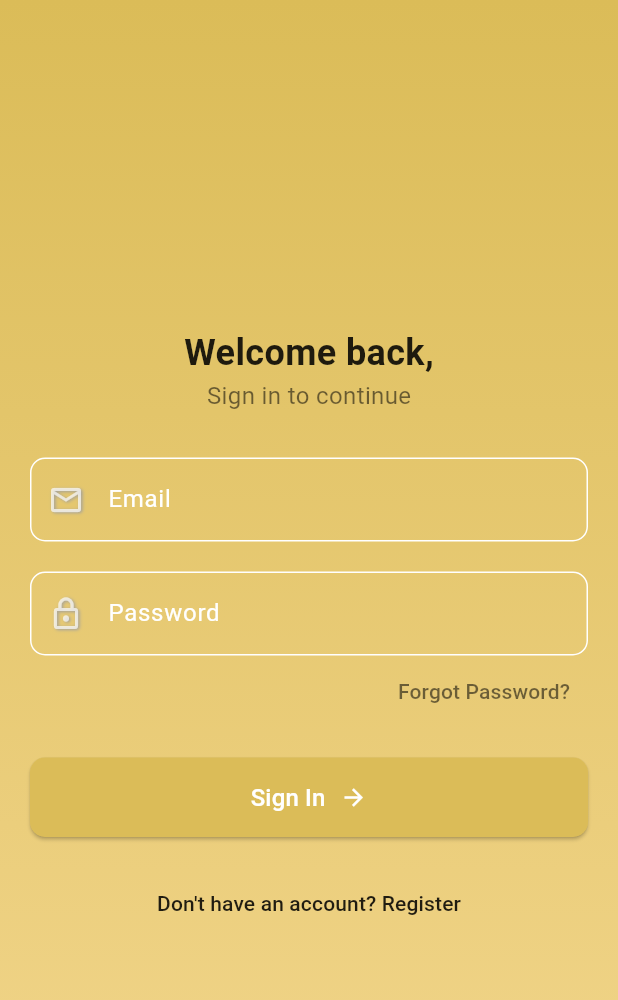
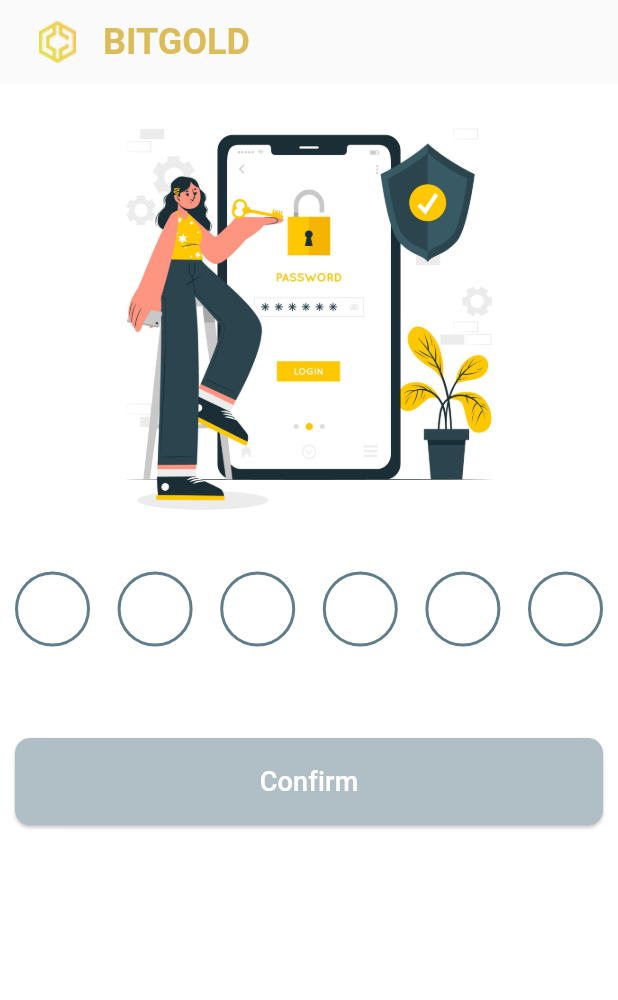
Before and after one commit to pranavaditya-02/bitgold, a Flutter app: the screen it shows after launch, on a phone screen of 412 x 824 dp. Shown: the top 1000 px of the screen. Run offline on Flutter 3.47's test engine with Material 3 defaults, Android fonts, the light colour scheme and no system bars; drawn by our look-alikes of pin_code_fields; our stand-ins replace fl_chart, flutter_slidable; missing offline and left inert: draggable_bottom_sheet.

Commit message:
completed add user and loan

```diff
--- a/lib/User/create_user.dart
+++ b/lib/User/create_user.dart
@@ -17,7 +17,7 @@ class _CreateUserScreenState extends State<CreateUserScreen> {
         surfaceTintColor: Color.fromARGB(255, 250, 250, 250),
         elevation: 0,
         leading: IconButton(
-          icon: Icon(Icons.arrow_back_ios, color: Colors.grey),
+          icon: Icon(Icons.arrow_back_ios),
           onPressed: () {
             Navigator.pop(context);
           },
@@ -29,7 +29,7 @@ class _CreateUserScreenState extends State<CreateUserScreen> {
         centerTitle: true,
         actions: [
           IconButton(
-            icon: Icon(Icons.settings, color: Colors.grey),
+            icon: Icon(Icons.settings),
             onPressed: () {
               // Handle settings button
             },
--- a/lib/User/seacrh_user.dart
+++ b/lib/User/seacrh_user.dart
@@ -38,16 +38,25 @@ class _SearchUserScreenState extends State<SearchUserScreen> {
       backgroundColor: Colors.white,
       resizeToAvoidBottomInset: true,
       appBar: AppBar(
-         backgroundColor: Color.fromARGB(255, 250, 250, 250),
+        backgroundColor: Color.fromARGB(255, 250, 250, 250),
         surfaceTintColor: Color.fromARGB(255, 250, 250, 250),
         elevation: 0,
         leading: IconButton(
           icon: Icon(Icons.arrow_back_ios),
           onPressed: () {
-            Navigator.push(
-              context,
-              MaterialPageRoute(builder: (context) => HomePage()),
-            );
+            if (isSearched) {
+              // Reset the state to go back to the initial form and image
+              setState(() {
+                isSearched = false;
+                users = [];
+              });
+            } else {
+              // If not searched, pop the screen and go back
+              Navigator.push(
+                context,
+                MaterialPageRoute(builder: (context) => HomePage()),
+              );
+            }
           },
         ),
         title: Text(
@@ -75,8 +84,9 @@ class _SearchUserScreenState extends State<SearchUserScreen> {
                   if (!isSearched) // Show image only before search
                     Center(
                       child: Image.asset(
-                        'assets/pana.png',
-                        height: 150,
+                        'assets/search.jpg',
+                        height: 250,
+                        width: 250,
                         fit: BoxFit.contain,
                       ),
                     ),
@@ -180,8 +190,9 @@ class _SearchUserScreenState extends State<SearchUserScreen> {
                             itemBuilder: (context, index) {
                               return Container(
                                 margin: const EdgeInsets.symmetric(
-                                    vertical:
-                                        8.0), // Adds some spacing between list items
+                                    vertical: 7.0,
+                                    horizontal:
+                                        4), // Adds some spacing between list items
                                 decoration: BoxDecoration(
                                   color: Colors
                                       .white, // Background color of the box
@@ -203,7 +214,7 @@ class _SearchUserScreenState extends State<SearchUserScreen> {
                                 ),
                                 child: ListTile(
                                   contentPadding: EdgeInsets.symmetric(
-                                      horizontal: 8.0, vertical: 8),
+                                      horizontal: 6.0, vertical: 6),
                                   leading: Padding(
                                     padding: const EdgeInsets.symmetric(
                                         horizontal: 6, vertical: 0),
--- a/lib/main.dart
+++ b/lib/main.dart
@@ -1,6 +1,6 @@
-import 'package:bitgold/Tracker/gold_loan_details.dart';
+import 'package:bitgold/Home/Home.dart';
 import 'package:flutter/material.dart';
-import 'Home/Home.dart';
+import 'package:pin_code_fields/pin_code_fields.dart';
 
 void main() {
   runApp(BitgoldApp());
@@ -16,145 +16,118 @@ class BitgoldApp extends StatelessWidget {
   }
 }
 
-class LoginScreen extends StatelessWidget {
+class LoginScreen extends StatefulWidget {
+  @override
+  _LoginScreenState createState() => _LoginScreenState();
+}
+
+class _LoginScreenState extends State<LoginScreen> {
+  bool isKeyboardVisible = false;
+
   @override
   Widget build(BuildContext context) {
+    final keyboardHeight = MediaQuery.of(context).viewInsets.bottom;
+    isKeyboardVisible = keyboardHeight > 0; // True if the keyboard is open
+
     return Scaffold(
-      body: Container(
-        padding: EdgeInsets.symmetric(horizontal: 20),
-        decoration: BoxDecoration(
-          gradient: LinearGradient(
-            colors: [Color(0xFFDBBC58), Color(0xFFF3D78E)],
-            begin: Alignment.topCenter,
-            end: Alignment.bottomCenter,
+      backgroundColor: Colors.white,
+      appBar: AppBar(
+        automaticallyImplyLeading: false,
+        backgroundColor: Color(0xFFFAFAFA),
+        elevation: 0,
+        title: Row(
+          mainAxisAlignment: MainAxisAlignment.start,
+          crossAxisAlignment: CrossAxisAlignment.center,
+          children: [
+            Image.asset(
+              'assets/logo.png', // Path to your logo in the assets folder
+              height: 50,
             ),
+            const SizedBox(width: 8),
+            const Text(
+              'BITGOLD',
+              style: TextStyle(
+                color: Color(0xFFDBBC58),
+                fontWeight: FontWeight.bold,
+                fontSize: 24,
               ),
-        child: Center(
-          child: Column(
-            mainAxisAlignment: MainAxisAlignment.center,
-            children: <Widget>[
-              // Placeholder for your 3D styled shapes
-              // You can use images or custom drawing for the 3D shapes.
-              SizedBox(height: 20),
-              Text(
-                'Welcome back,',
-                style: TextStyle(
-                  fontSize: 24,
-                  fontWeight: FontWeight.bold,
-                  color: Colors.black87,
-                ),
-              ),
-              Text(
-                'Sign in to continue',
-                style: TextStyle(
-                  fontSize: 16,
-                  color: Colors.black54,
-                ),
-              ),
-              SizedBox(height: 30),
-              TextField(
-                decoration: InputDecoration(
-                  labelText: 'Email',
-                  labelStyle: TextStyle(color: Colors.white),
-                  prefixIcon: Icon(
-                    Icons.email_outlined,
-                    color: Colors.white70,
-                    shadows: [
-                      Shadow(
-                        offset: Offset(1, 1),
-                        blurRadius: 2,
-                        color: Colors.grey,
             ),
           ],
         ),
-                  enabledBorder: OutlineInputBorder(
-                    borderRadius: BorderRadius.circular(10),
-                    borderSide: BorderSide(color: Colors.white),
       ),
-                  focusedBorder: OutlineInputBorder(
-                    borderRadius: BorderRadius.circular(10),
-                    borderSide: BorderSide(color: Colors.white, width: 2),
+      body: LayoutBuilder(
+        builder: (context, constraints) {
+          return SingleChildScrollView(
+            child: Padding(
+              padding: const EdgeInsets.symmetric(horizontal: 10.0),
+              child: Column(
+                mainAxisAlignment: MainAxisAlignment.center,
+                children: [
+                  const SizedBox(height: 0),
+
+                  // Central Image with dynamic height adjustment based on keyboard visibility
+                  AnimatedContainer(
+                    duration: Duration(milliseconds: 300),
+                    height: isKeyboardVisible
+                        ? 200
+                        : 300, // Reduce image size when keyboard is open
+                    child: Image.asset(
+                      'assets/login1.jpg', // Replace with your actual image
                     ),
                   ),
-              ),
-              SizedBox(height: 20),
-              TextField(
-                obscureText: true,
-                decoration: InputDecoration(
-                  labelText: 'Password',
-                  labelStyle: TextStyle(color: Colors.white),
-                  prefixIcon: Icon(
-                    Icons.lock_outline,
-                    color: Colors.white70,
-                    shadows: [
-                      Shadow(
-                        offset: Offset(1, 1),
-                        blurRadius: 2,
-                        color: Colors.grey,
-                      ),
-                    ],
-                  ),
-                  enabledBorder: OutlineInputBorder(
-                    borderRadius: BorderRadius.circular(10),
-                    borderSide: BorderSide(color: Colors.white),
-                  ),
-                  focusedBorder: OutlineInputBorder(
-                    borderRadius: BorderRadius.circular(10),
-                    borderSide: BorderSide(color: Colors.white, width: 2),
+
+                  const SizedBox(height: 20),
+
+                  // Pin Code Fields
+                  PinCodeTextField(
+                    appContext: context,
+                    length: 6,
+                    keyboardType: TextInputType.number,
+                    onChanged: (value) {},
+                    pinTheme: PinTheme(
+                      shape: PinCodeFieldShape.circle,
+                      borderRadius: BorderRadius.circular(5),
+                      fieldHeight: 60,
+                      fieldWidth: 50,
+                      activeColor: Colors.blueGrey,
+                      inactiveColor: Colors.blueGrey,
+                      selectedColor: Colors.blue,
                     ),
                   ),
-              ),
-              Align(
-                alignment: Alignment.centerRight,
-                child: TextButton(
-                  onPressed: () {},
-                  child: Text(
-                    'Forgot Password?',
-                    style: TextStyle(color: Colors.black54),
-                  ),
-                ),
-              ),
-              SizedBox(height: 20),
-              ElevatedButton(
-                style: ElevatedButton.styleFrom(
-                  backgroundColor: Color(0xFFDBBC58), // Button color
-                  shape: RoundedRectangleBorder(
-                    borderRadius: BorderRadius.circular(10),
-                  ),
-                  padding: EdgeInsets.symmetric(vertical: 15),
-                ),
+
+                  const SizedBox(height: 40),
+
+                  // Confirm Button
+                  SizedBox(
+                    width: double.infinity,
+                    child: ElevatedButton(
                       onPressed: () {
                         Navigator.push(
                           context,
                           MaterialPageRoute(builder: (context) => HomePage()),
                         );
                       },
-                child: Row(
-                  mainAxisAlignment: MainAxisAlignment.center,
-                  children: <Widget>[
-                    Text(
-                      'Sign In',
+                      style: ElevatedButton.styleFrom(
+                        padding: const EdgeInsets.symmetric(vertical: 16),
+                        shape: RoundedRectangleBorder(
+                          borderRadius: BorderRadius.circular(10),
+                        ),
+                        backgroundColor: Colors.blueGrey[200],
+                      ),
+                      child: Text(
+                        'Confirm',
                         style: TextStyle(
-                        fontSize: 16,
+                          fontSize: 18,
                           color: Colors.white,
                         ),
                       ),
-                    SizedBox(width: 10),
-                    Icon(Icons.arrow_forward, color: Colors.white),
-                  ],
-                ),
-              ),
-              SizedBox(height: 20),
-              TextButton(
-                onPressed: () {},
-                child: Text(
-                  "Don't have an account? Register",
-                  style: TextStyle(color: Colors.black87),
                     ),
                   ),
                 ],
               ),
             ),
+          );
+        },
       ),
     );
   }
--- a/pubspec.yaml
+++ b/pubspec.yaml
@@ -45,6 +45,7 @@ dependencies:
   custom_sliding_segmented_control: ^1.8.3
   dotted_line: ^3.2.2
   image_picker: ^1.1.2
+  pin_code_fields: ^8.0.1
 
 dev_dependencies:
   flutter_test:
```
Also changed, not shown: assets/login.jpg (added), assets/login1.jpg (added), assets/search.jpg (added), pubspec.lock. Lines whose indentation alone changed are shown as unchanged.
